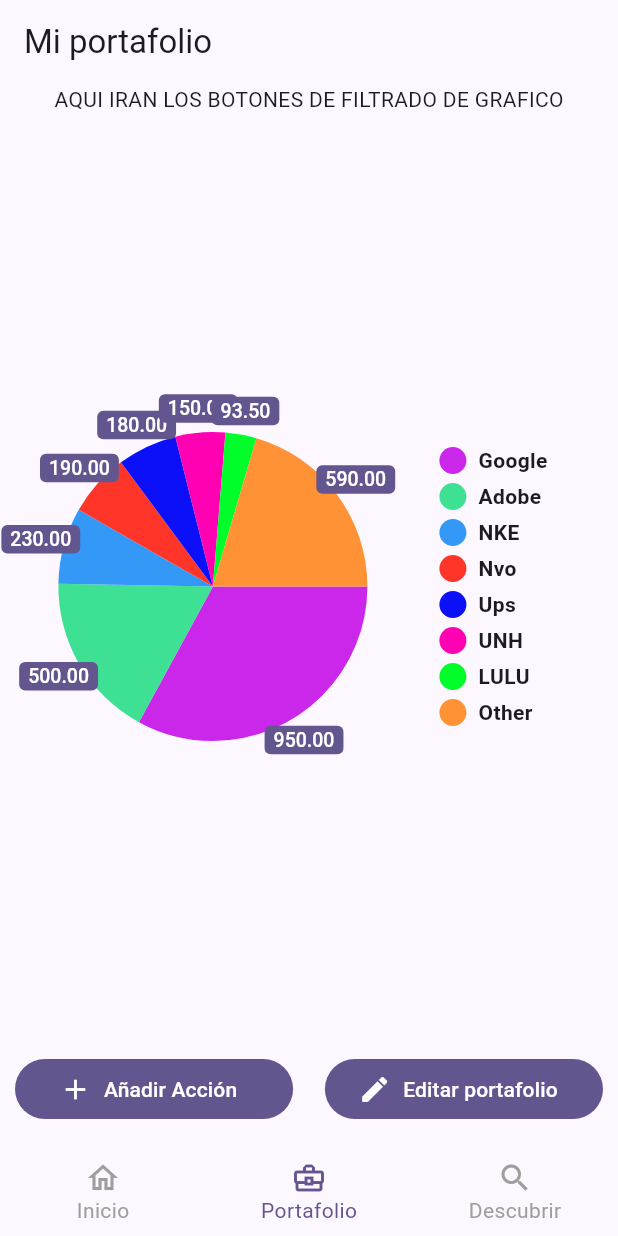
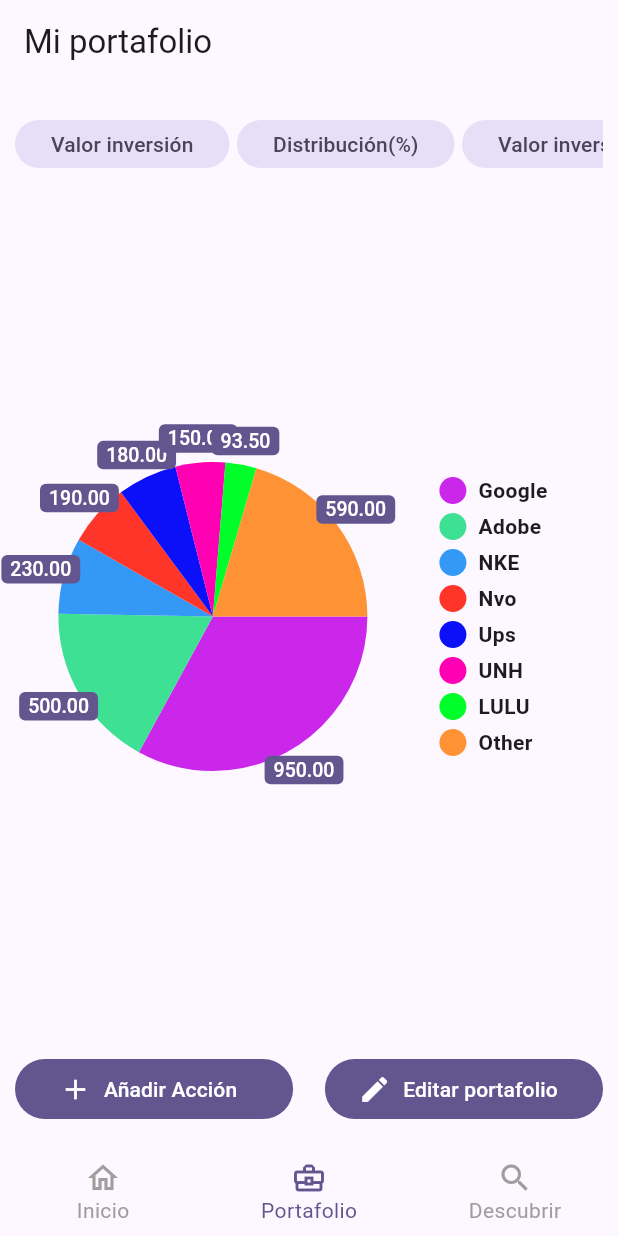
Before and after one commit to Matawue/stocks_app, a Flutter app: the screen it shows after launch, item 2 of the bottom bar chosen, on a phone screen of 412 x 824 dp. Run offline on Flutter 3.47's test engine with Material 3 defaults, Android fonts, the phone set to English and light mode, and no system bars; drawn by our look-alikes of pie_chart; our stand-ins replace animate_do, dio, flutter_dotenv, flutter_riverpod, go_router, pool.

Commit message:
preparando todo para empezar a añadir stocks al portafolio

```diff
--- a/lib/presentation/views/my_portafolio_view.dart
+++ b/lib/presentation/views/my_portafolio_view.dart
@@ -44,7 +44,22 @@ class MyPortafolioView extends StatelessWidget {
         child: Column(
 
           children: [
-            Text('AQUI IRAN LOS BOTONES DE FILTRADO DE GRAFICO'),
+
+            SizedBox(height: 20,),
+
+            SingleChildScrollView(
+              scrollDirection: Axis.horizontal,
+
+              child: Row(
+                spacing: 5,
+                children: [
+                  _FilterButton('Valor inversión'),
+                  _FilterButton('Distribución(%)'),
+                  _FilterButton('Valor inversión'),
+                  _FilterButton('Valor inversión'),
+                ],
+              ),
+            ),
 
             Spacer(),
 
@@ -63,16 +78,18 @@ class MyPortafolioView extends StatelessWidget {
               chartValuesOptions: ChartValuesOptions(
                 //showChartValues: false //!Para que los valores no aparezcan
                 decimalPlaces: 2,
-                //showChartValueBackground: false // para no mostrar el background de los valores
+                //showChartValueBackground: false, // para no mostrar el background de los valores
                 //showChartValuesInPercentage: true, // para que aparezcan como porcentajes los values
                 showChartValuesOutside: true, // para que los valores aparezcan afuera
                 chartValueBackgroundColor: colors.primary,
                 chartValueStyle: TextStyle(color: Colors.white, fontSize: 13, fontWeight: FontWeight.w500) // el text style del valor
               ),
 
-              legendOptions: LegendOptions(
-                //showLegends: false, // Esto es para no mostrar el contexto de que es cada cosa y su respectivo color
-              ),
+              //legendOptions: LegendOptions(
+              //  //showLegends: false, // Esto es para no mostrar el contexto de que es cada cosa y su respectivo color
+              //),
+              //baseChartColor: Colors.red,
+
             ),
 
             Spacer(),
@@ -112,3 +129,24 @@ class MyPortafolioView extends StatelessWidget {
     );
   }
 }
+
+class _FilterButton extends StatelessWidget {
+
+  final String filter;
+
+  const _FilterButton(this.filter);
+
+  @override
+  Widget build(BuildContext context) {
+    return FilledButton.tonal(
+      onPressed:(){} ,
+
+      style: ButtonStyle(
+        visualDensity: VisualDensity.compact
+      ),
+
+      child: Text(filter),
+
+    );
+  }
+}
```
Also changed, not shown: lib/presentation/screens/add_stocks_screen.dart (added, +11 -0 lines), lib/presentation/widgets/shared/add_stock_dialog.dart (added, +71 -0 lines), lib/presentation/widgets/stocks/stock_item_by_search.dart (+12 -1 lines).
